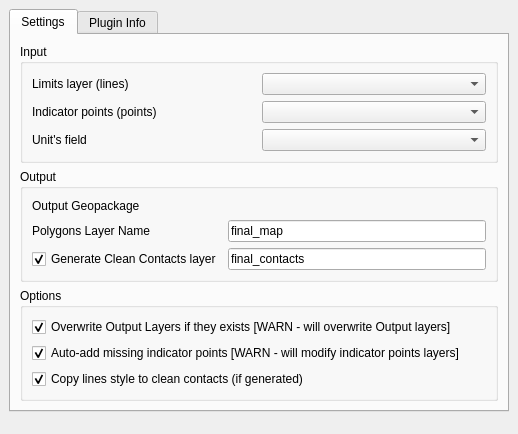
Old version of the form mappy/qgismappy_dockwidget_base.ui in the repository europlanet-gmap/mappy.
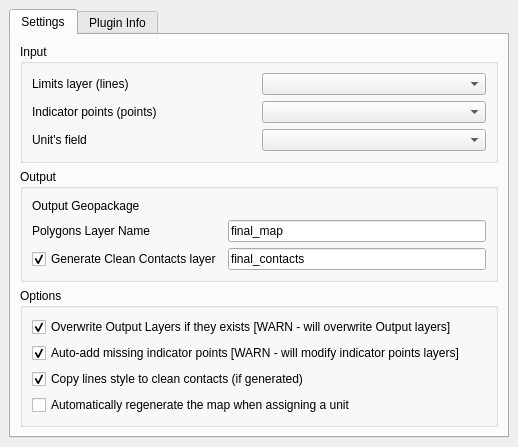
New version of the form. Custom widgets are drawn as their Qt base class.

Commit message: Add quick-edit-mode tool, gate map recompute behind a setting, fix checkbox settings bug

Diff of the .ui file:
```diff
--- a/mappy/qgismappy_dockwidget_base.ui
+++ b/mappy/qgismappy_dockwidget_base.ui
@@ -157,6 +157,16 @@
              </property>
             </widget>
            </item>
+           <item row="3" column="0">
+            <widget class="QCheckBox" name="auto_recompute_on_assign_unit">
+             <property name="text">
+              <string>Automatically regenerate the map when assigning a unit</string>
+             </property>
+             <property name="checked">
+              <bool>false</bool>
+             </property>
+            </widget>
+           </item>
           </layout>
          </widget>
         </item>
```
The commit also changes 12 other files.
